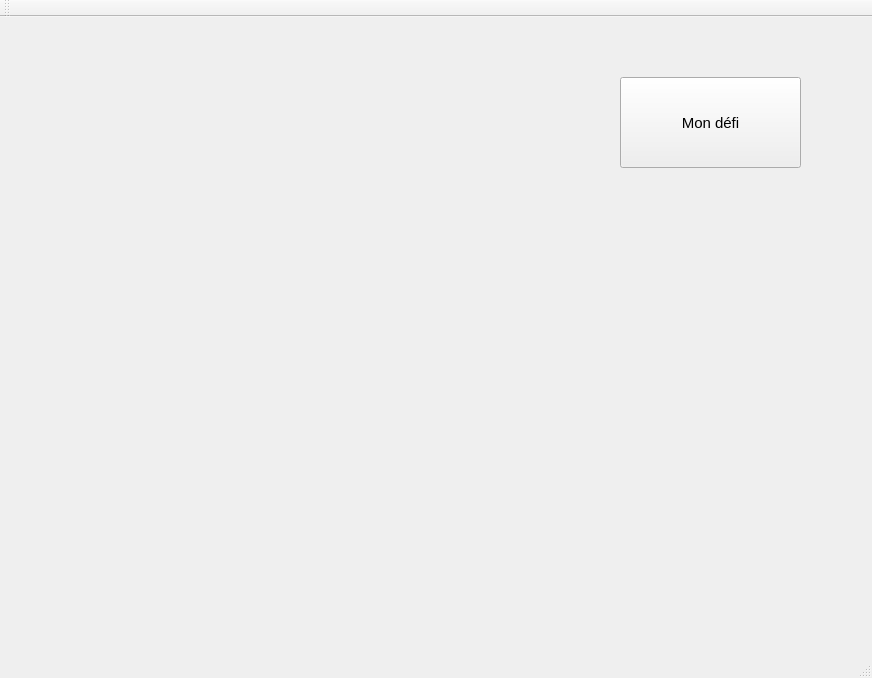
laguiche/EpicChallenge, file epicchallenge.ui: the form before one commit.
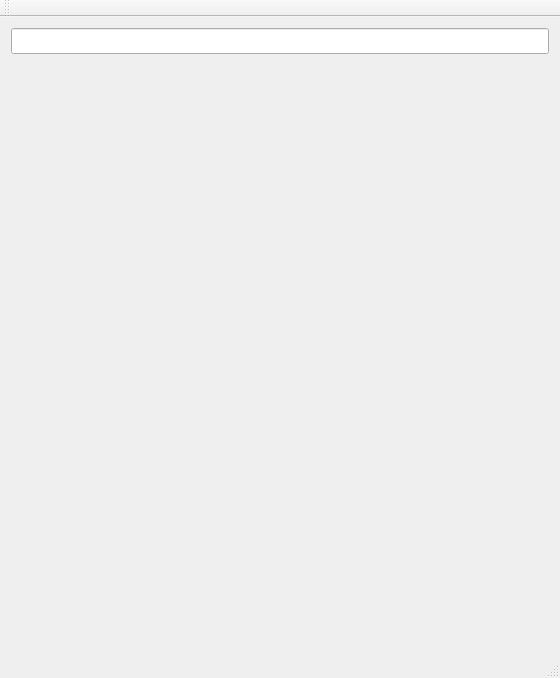
The form after the commit.

```diff
--- a/epicchallenge.ui
+++ b/epicchallenge.ui
@@ -6,7 +6,7 @@
    <rect>
     <x>0</x>
     <y>0</y>
-    <width>872</width>
+    <width>560</width>
     <height>678</height>
    </rect>
   </property>
@@ -24,15 +24,12 @@
    <property name="autoFillBackground">
     <bool>false</bool>
    </property>
+   <layout class="QVBoxLayout" name="verticalLayout">
+    <item>
+     <widget class="QLineEdit" name="TagEdit"/>
+    </item>
+    <item>
    <widget class="QLabel" name="challengeLabel">
-    <property name="geometry">
-     <rect>
-      <x>50</x>
-      <y>40</y>
-      <width>451</width>
-      <height>351</height>
-     </rect>
-    </property>
     <property name="minimumSize">
      <size>
       <width>450</width>
@@ -41,8 +38,9 @@
     </property>
     <property name="font">
      <font>
-      <pointsize>25</pointsize>
+        <pointsize>50</pointsize>
       <weight>75</weight>
+        <italic>true</italic>
       <bold>true</bold>
      </font>
     </property>
@@ -62,19 +60,8 @@
      <number>0</number>
     </property>
    </widget>
-   <widget class="QPushButton" name="challengeButton">
-    <property name="geometry">
-     <rect>
-      <x>620</x>
-      <y>60</y>
-      <width>181</width>
-      <height>91</height>
-     </rect>
-    </property>
-    <property name="text">
-     <string>Mon défi</string>
-    </property>
-   </widget>
+    </item>
+   </layout>
   </widget>
   <widget class="QMenuBar" name="menuBar">
    <property name="geometry">
```
Left out of the diff: 2 changed lines with no effect on the pictures. Lines whose indentation alone changed are shown as unchanged.
